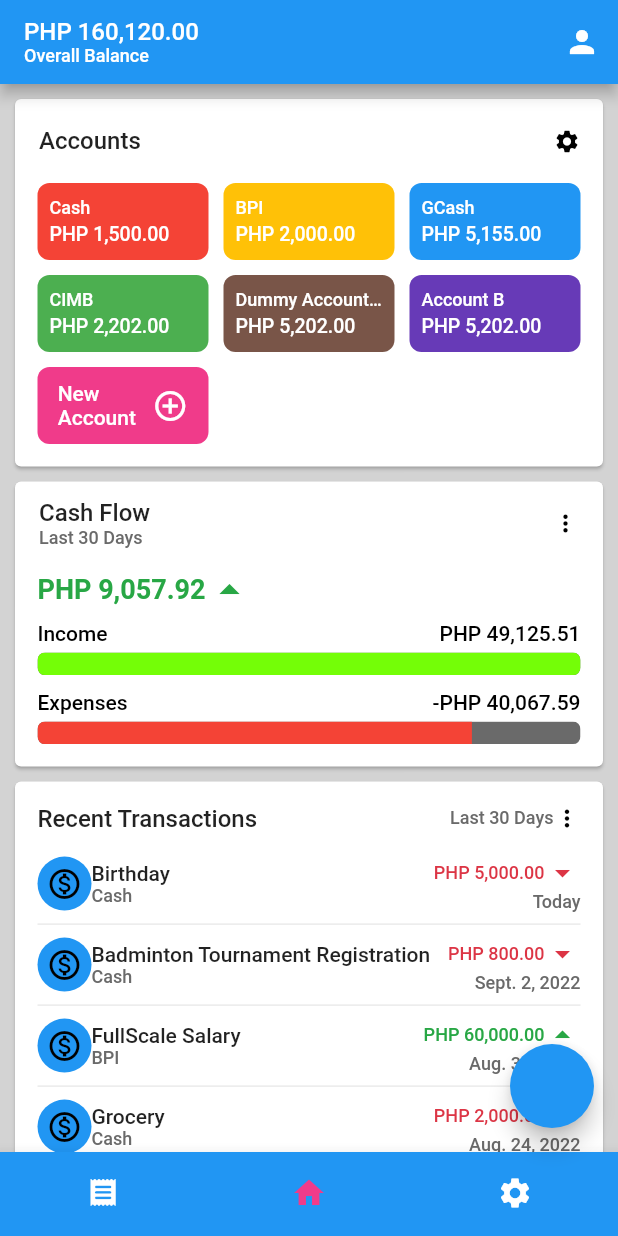
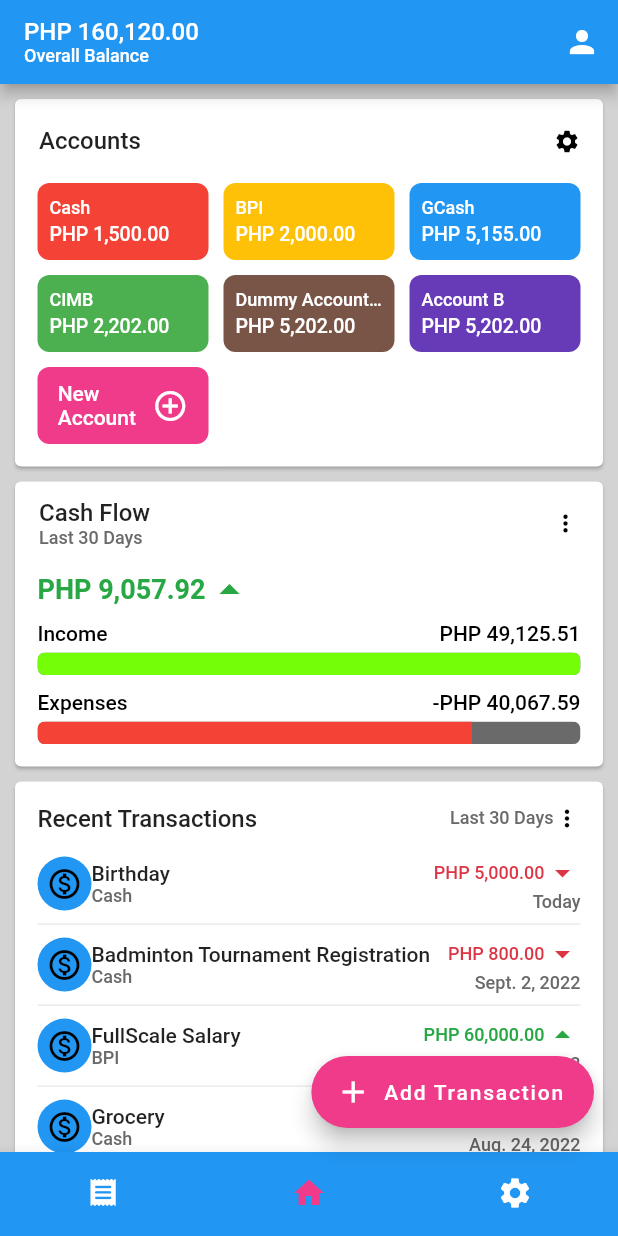
Before and after one commit to joneldominic/personal-finance-management-app, a Flutter app: the MainView screen opened by its route, on a phone screen of 412 x 824 dp. Run offline on Flutter 3.47's test engine with Material 2 defaults, Android fonts, the phone set to English and light mode, and no system bars; our stand-ins replace freezed_annotation, logger, stacked, stacked_core, stacked_services; generated files the repository leaves out were written again.

Commit message:
Refactor Main Floating Action Button

```diff
--- /dev/null
+++ b/lib/ui/components/main_floating_action_button.dart
@@ -0,0 +1,28 @@
+import 'package:flutter/material.dart';
+import 'package:personal_finance_management_app/ui/themes/custom_theme.dart';
+
+class MainFloatingActionButton extends StatelessWidget {
+  const MainFloatingActionButton({
+    Key? key,
+    required this.icon,
+    required this.label,
+    required this.onPressed,
+  }) : super(key: key);
+
+  final Icon icon;
+  final String label;
+  final void Function()? onPressed;
+
+  @override
+  Widget build(BuildContext context) {
+    final customTheme = Theme.of(context).extension<CustomTheme>()!;
+
+    return FloatingActionButton.extended(
+      icon: icon,
+      label: Text(label),
+      backgroundColor: customTheme.primaryAccent,
+      foregroundColor: Colors.white,
+      onPressed: onPressed,
+    );
+  }
+}
--- a/lib/ui/views/account/account_settings/account_settings_view.dart
+++ b/lib/ui/views/account/account_settings/account_settings_view.dart
@@ -1,5 +1,6 @@
 import 'package:flutter/material.dart';
 import 'package:personal_finance_management_app/ui/components/account_list_item.dart';
+import 'package:personal_finance_management_app/ui/components/main_floating_action_button.dart';
 import 'package:personal_finance_management_app/ui/themes/custom_theme.dart';
 import 'package:personal_finance_management_app/ui/views/account/account_settings/account_settings_viewmodel.dart';
 import 'package:stacked/stacked.dart';
@@ -65,12 +66,10 @@ class AccountSettingsView extends StatelessWidget {
     return ViewModelBuilder<AccountSettingsViewModel>.nonReactive(
         viewModelBuilder: () => AccountSettingsViewModel(),
         builder: (context, model, child) => Scaffold(
-              floatingActionButton: FloatingActionButton.extended(
-                backgroundColor: customTheme.primaryAccent,
-                foregroundColor: Colors.white,
+              floatingActionButton: MainFloatingActionButton(
+                icon: const Icon(Icons.add),
+                label: "Add Account",
                 onPressed: model.navigateToAccountDetails,
-                icon: const Icon(Icons.add),
-                label: const Text("Add Account"),
               ),
               appBar: AppBar(
                 backgroundColor: customTheme.appBarBackgroundColor,
--- a/lib/ui/views/main/main_view.dart
+++ b/lib/ui/views/main/main_view.dart
@@ -1,6 +1,7 @@
 import 'package:flutter/material.dart';
 import 'package:personal_finance_management_app/core/assets/custom_icons.dart';
 import 'package:personal_finance_management_app/ui/components/main_app_bar.dart';
+import 'package:personal_finance_management_app/ui/components/main_floating_action_button.dart';
 import 'package:personal_finance_management_app/ui/components/transactions.dart';
 import 'package:personal_finance_management_app/ui/themes/custom_theme.dart';
 import 'package:personal_finance_management_app/ui/views/home/home_view.dart';
@@ -27,7 +28,9 @@ class MainView extends StatelessWidget {
       viewModelBuilder: () => MainViewModel(),
       onModelReady: (model) => model.setIndex(defaultViewIndex),
       builder: (context, model, child) => Scaffold(
-        floatingActionButton: FloatingActionButton(
+        floatingActionButton: MainFloatingActionButton(
+          icon: const Icon(Icons.add),
+          label: "Add Transaction",
           onPressed: model.doSomething,
         ),
         appBar: const MainAppBar(),
```
